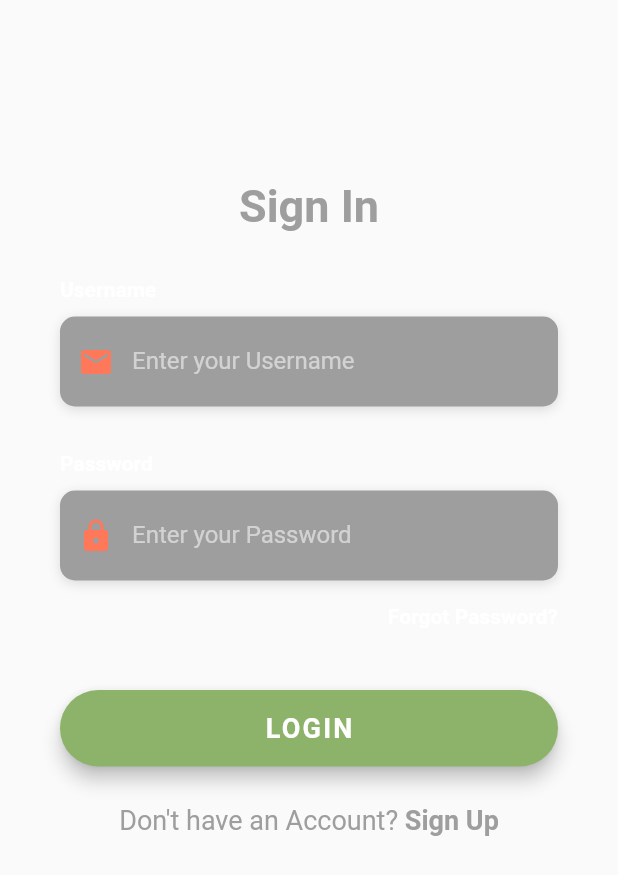
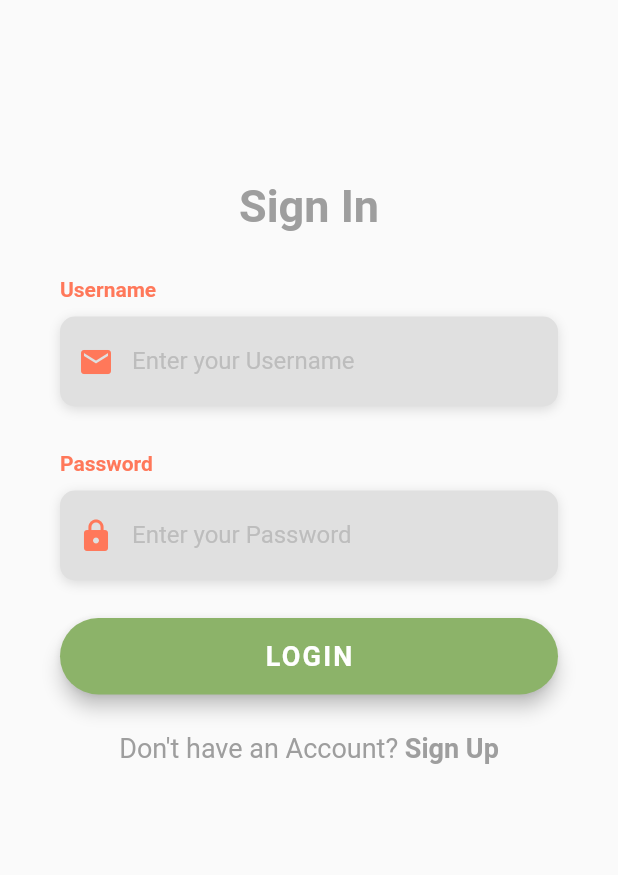
Before and after one commit to BlackCerulean/Kalrify, a Flutter app: the screen it shows after launch, on a phone screen of 412 x 824 dp. Shown: the top 875 px of the screen. Run offline on Flutter 3.47's test engine with Material 2 defaults, Android fonts, the phone set to English and light mode, and no system bars; our stand-ins replace image_picker; Roboto replaces fonts that are missing (OpenSans).

Commit message:
[UPD] Login

```diff
--- a/food_classi_application/lib/component/Login.dart
+++ b/food_classi_application/lib/component/Login.dart
@@ -1,5 +1,6 @@
 import 'package:flutter/material.dart';
 import 'package:flutter/services.dart';
+import 'package:food_classi_application/component/Register.dart';
 import 'package:food_classi_application/decoration/loginUtillities.dart';
 import 'package:food_classi_application/homescreen.dart';
 
@@ -25,7 +26,7 @@ class _LoginScreenState extends State<LoginScreen> {
           child: TextField(
             keyboardType: TextInputType.emailAddress,
             style: TextStyle(
-              color: Colors.grey,
+              color: Colors.black,
               fontFamily: 'OpenSans',
             ),
             decoration: InputDecoration(
@@ -60,7 +61,7 @@ class _LoginScreenState extends State<LoginScreen> {
           child: TextField(
             obscureText: true,
             style: TextStyle(
-              color: Colors.grey,
+              color: Colors.black,
               fontFamily: 'OpenSans',
             ),
             decoration: InputDecoration(
@@ -76,20 +77,6 @@ class _LoginScreenState extends State<LoginScreen> {
           ),
         ),
       ],
-    );
-  }
-
-  Widget _buildForgotPasswordBtn() {
-    return Container(
-      alignment: Alignment.centerRight,
-      child: TextButton(
-        onPressed: () => print('Forgot Password Button Pressed'),
-        style: TextButton.styleFrom(padding: EdgeInsets.only(right: 0.0)),
-        child: Text(
-          'Forgot Password?',
-          style: kLabelStyle,
-        ),
-      ),
     );
   }
 
@@ -130,7 +117,7 @@ class _LoginScreenState extends State<LoginScreen> {
 
   Widget _buildSignupBtn() {
     return GestureDetector(
-      onTap: () => print('Sign Up Button Pressed'),
+      onTap: () => Navigator.of(context).push(MaterialPageRoute(builder: (context) => Register())),
       child: RichText(
         text: TextSpan(
           children: [
@@ -149,6 +136,7 @@ class _LoginScreenState extends State<LoginScreen> {
                 fontSize: 18.0,
                 fontWeight: FontWeight.bold,
               ),
+
             ),
           ],
         ),
@@ -197,7 +185,6 @@ class _LoginScreenState extends State<LoginScreen> {
                         height: 30.0,
                       ),
                       _buildPasswordTF(),
-                      _buildForgotPasswordBtn(),
                       _buildLoginBtn(),
                       _buildSignupBtn(),
                     ],
--- a/food_classi_application/lib/decoration/loginUtillities.dart
+++ b/food_classi_application/lib/decoration/loginUtillities.dart
@@ -1,18 +1,18 @@
 import 'package:flutter/material.dart';
 
 final kHintTextStyle = TextStyle(
-  color: Colors.white54,
+  color: Colors.grey.shade400,
   fontFamily: 'OpenSans',
 );
 
 final kLabelStyle = TextStyle(
-  color: Colors.white,
+  color: Color.fromRGBO(255, 120, 90,1),
   fontWeight: FontWeight.bold,
   fontFamily: 'OpenSans',
 );
 
 final kBoxDecorationStyle = BoxDecoration(
-  color: Colors.grey,
+  color: Colors.grey.shade300,
   borderRadius: BorderRadius.circular(10.0),
   boxShadow: [
     BoxShadow(
```
